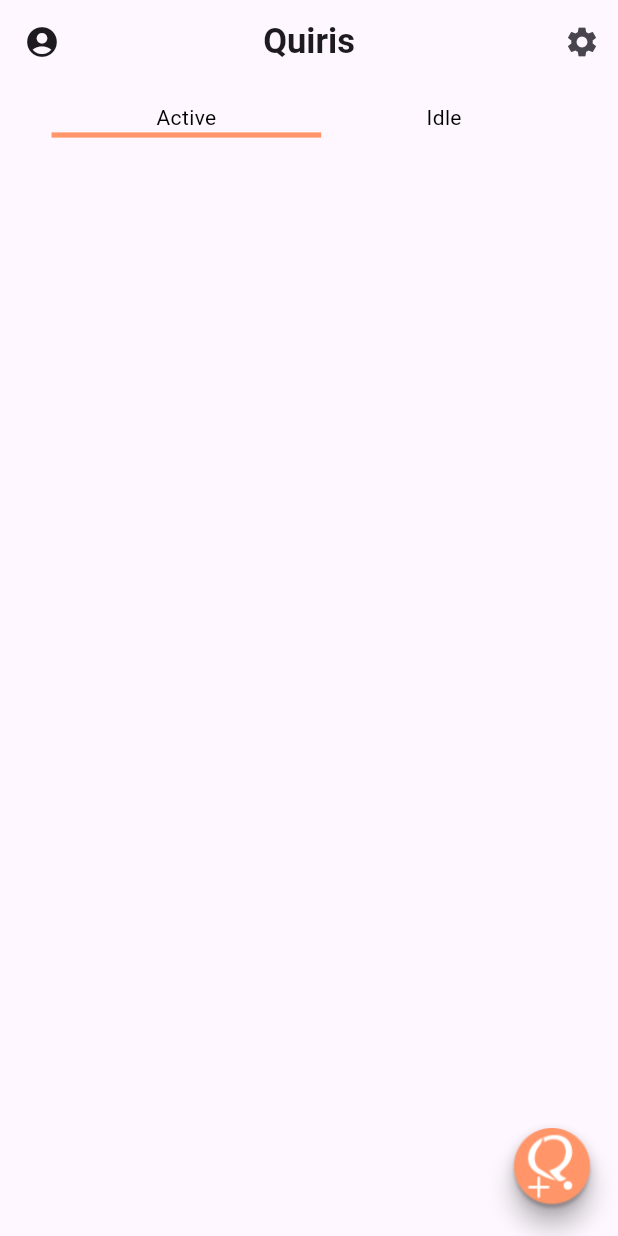
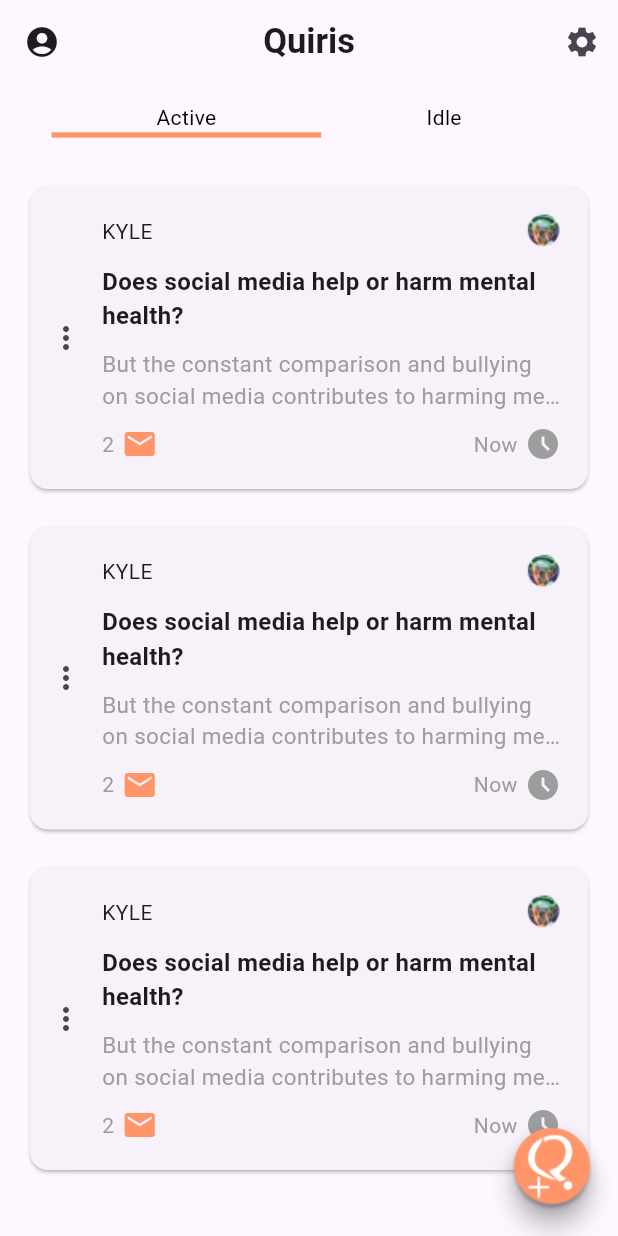
Before and after one commit to jigolaurito93/Quiri-app, a Flutter app: the screen it shows after launch, on a phone screen of 412 x 824 dp. Run offline on Flutter 3.47's test engine with Material 3 defaults, Android fonts, the light colour scheme and no system bars.

Commit message:
finished single quiri card

```diff
--- a/lib/home_page.dart
+++ b/lib/home_page.dart
@@ -1,4 +1,5 @@
 import 'package:flutter/material.dart';
+import 'package:quiri_redo/single_quiri.dart';
 
 class HomeQuiri extends StatefulWidget {
   const HomeQuiri({super.key});
@@ -34,7 +35,9 @@ class _HomeQuiriState extends State<HomeQuiri> {
       ),
       resizeToAvoidBottomInset: false,
       body: SingleChildScrollView(
-        child: Center(
+        child: Column(
+          children: [
+            Center(
               child: ToggleButtons(
                 renderBorder: false,
                 fillColor: const Color.fromRGBO(0, 0, 0, 0),
@@ -81,6 +84,11 @@ class _HomeQuiriState extends State<HomeQuiri> {
                 ],
               ),
             ),
+            const SingleQuiri(),
+            const SingleQuiri(),
+            const SingleQuiri(),
+          ],
+        ),
       ),
       floatingActionButton: FloatingActionButton(
         backgroundColor: const Color.fromRGBO(
--- /dev/null
+++ b/lib/single_quiri.dart
@@ -0,0 +1,92 @@
+import 'package:flutter/material.dart';
+import 'package:flutter/widgets.dart';
+
+class SingleQuiri extends StatefulWidget {
+  const SingleQuiri({super.key});
+
+  @override
+  State<SingleQuiri> createState() => _SingleQuiriState();
+}
+
+class _SingleQuiriState extends State<SingleQuiri> {
+  @override
+  Widget build(BuildContext context) {
+    return Card(
+      margin: const EdgeInsets.fromLTRB(20, 20, 20, 5),
+      child: Padding(
+        padding: const EdgeInsets.fromLTRB(0, 18, 18, 18),
+        child: Row(
+          children: [
+            IconButton(
+              onPressed: () {},
+              icon: const Icon(Icons.more_vert),
+            ),
+            Expanded(
+              child: Column(
+                crossAxisAlignment: CrossAxisAlignment.start,
+                children: [
+                  Row(
+                    mainAxisAlignment: MainAxisAlignment.spaceBetween,
+                    children: [
+                      const Text('KYLE'),
+                      Image.asset('assets/images/profile_1.png')
+                    ],
+                  ),
+                  const SizedBox(height: 10),
+                  const Text(
+                    'Does social media help or harm mental health?',
+                    style: TextStyle(fontSize: 16, fontWeight: FontWeight.w600),
+                  ),
+                  const SizedBox(height: 10),
+                  const Text(
+                    'But the constant comparison and bullying on social media contributes to harming mental health',
+                    style: TextStyle(
+                        color: Color.fromRGBO(157, 157, 157, 1), fontSize: 15),
+                    maxLines: 2,
+                    overflow: TextOverflow.ellipsis,
+                  ),
+                  const SizedBox(height: 10),
+                  const Row(
+                    children: [
+                      Expanded(
+                        child: Row(
+                          children: [
+                            Text(
+                              "2",
+                              style: TextStyle(
+                                color: Color.fromRGBO(157, 157, 157, 1),
+                              ),
+                            ),
+                            SizedBox(width: 5),
+                            Icon(
+                              Icons.mail,
+                              color: Color.fromRGBO(255, 149, 104, 1),
+                            )
+                          ],
+                        ),
+                      ),
+                      Row(
+                        children: [
+                          Text(
+                            'Now',
+                            style: TextStyle(
+                                color: Color.fromRGBO(157, 157, 157, 1)),
+                          ),
+                          SizedBox(width: 5),
+                          Icon(
+                            Icons.access_time_filled_sharp,
+                            color: Color.fromRGBO(157, 157, 157, 1),
+                          )
+                        ],
+                      )
+                    ],
+                  )
+                ],
+              ),
+            )
+          ],
+        ),
+      ),
+    );
+  }
+}
--- a/pubspec.yaml
+++ b/pubspec.yaml
@@ -59,6 +59,7 @@ flutter:
   # To add assets to your application, add an assets section, like this:
   assets:
     - assets/icons/
+    - assets/images/
 
   # An image asset can refer to one or more resolution-specific "variants", see
   # https://flutter.dev/assets-and-images/#resolution-aware
```
Also changed, not shown: assets/images/profile_1.png (added). Lines whose indentation alone changed are shown as unchanged.
